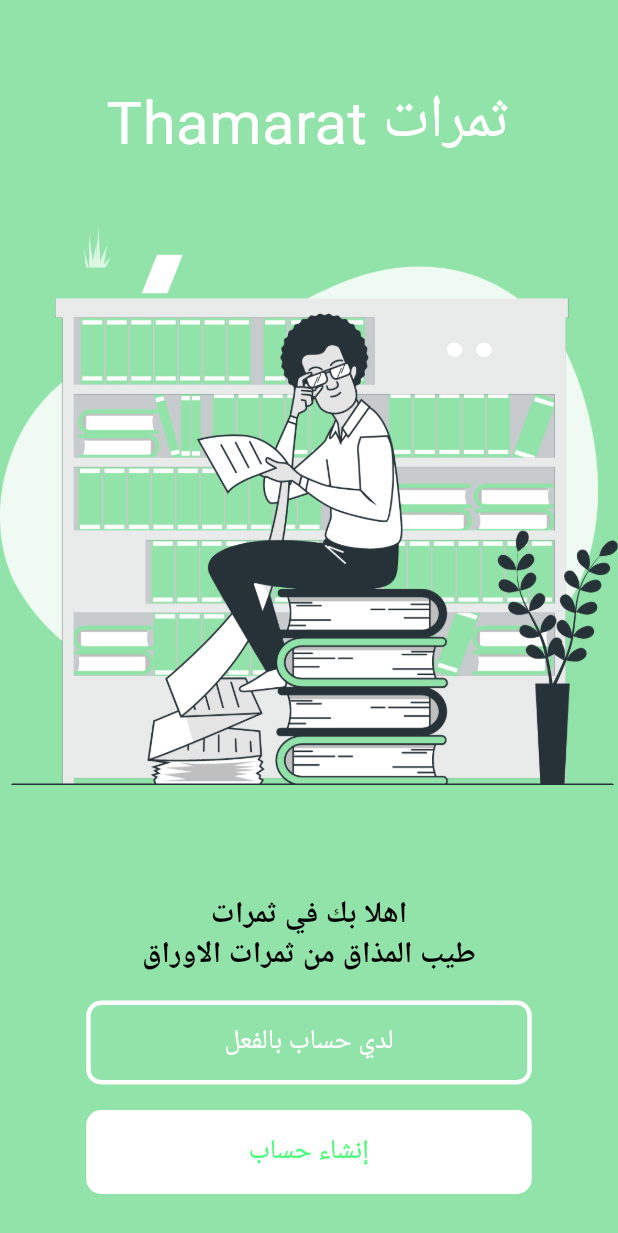
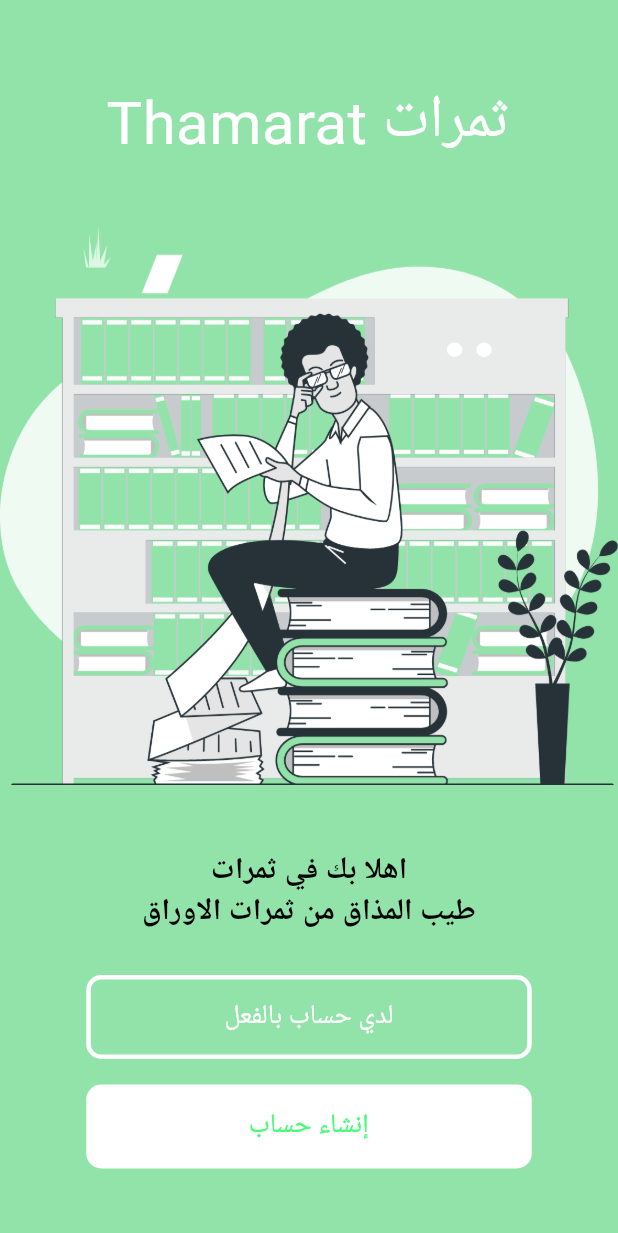
Before and after one commit to A-social-media-platform-for-readers/Thamarat-Mobile-App, a Flutter app: the screen it shows after launch, on a phone screen of 412 x 824 dp. Shown: the top 1233 px of the screen. Run offline on Flutter 3.47's test engine with Material 2 defaults, Android fonts, the phone set to English and light mode, and no system bars; our stand-ins replace google_fonts; Roboto replaces fonts that are missing (Cairo, Changa).

Commit message:
Remove unnecessary SizedBox and adjust height

```diff
--- a/lib/views/screens/start_screen.dart
+++ b/lib/views/screens/start_screen.dart
@@ -31,12 +31,9 @@ class _StartScreenState extends State<StartScreen> {
                   width: 460,
                   height: 460,
                 ),
+                const WelcomeText(),
                 const SizedBox(
                   height: 29,
-                ),
-                const WelcomeText(),
-                const SizedBox(
-                  height: 17,
                 ),
                 InkWell(
                   onTap: () {
@@ -71,6 +68,9 @@ class _StartScreenState extends State<StartScreen> {
                     buttonColor: Colors.white,
                   ),
                 ),
+                const SizedBox(
+                  height: 49,
+                ),
               ],
             ),
           ),
```
